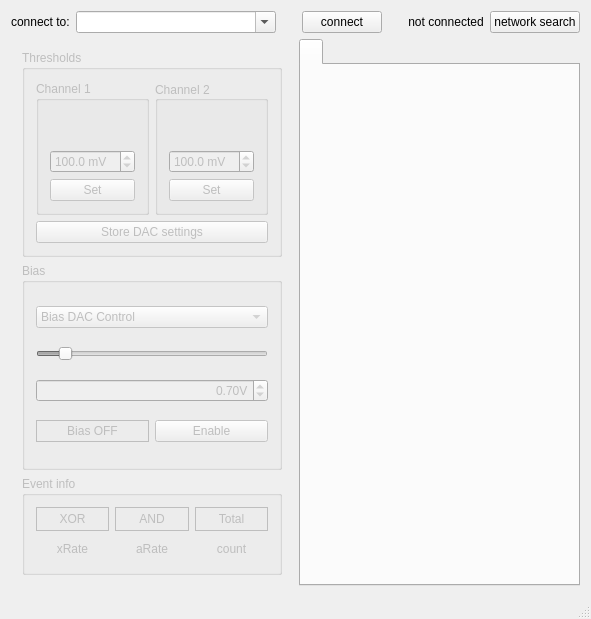
MuonPi/muondetector, file gui/src/mainwindow.ui: the form before one commit.
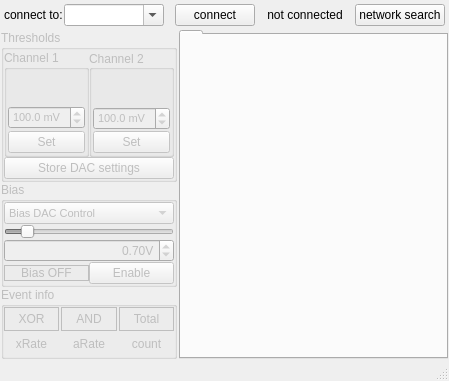
The form after the commit. Custom widgets are drawn as their Qt base class.

Commit message: Started resizing UI elements to fit on smaller devices.

The edit to the form file:
```diff
--- a/gui/src/mainwindow.ui
+++ b/gui/src/mainwindow.ui
@@ -9,8 +9,8 @@
    <rect>
     <x>0</x>
     <y>0</y>
-    <width>588</width>
-    <height>619</height>
+    <width>449</width>
+    <height>381</height>
    </rect>
   </property>
   <property name="windowTitle">
@@ -27,128 +27,81 @@
     </sizepolicy>
    </property>
    <layout class="QGridLayout" name="gridLayout_5">
-    <item row="0" column="0" colspan="2">
-     <layout class="QHBoxLayout" name="horizontalLayout">
-      <item>
-       <widget class="QLabel" name="ipLabel">
-        <property name="text">
-         <string>connect to:</string>
-        </property>
-       </widget>
-      </item>
-      <item>
-       <widget class="QComboBox" name="ipBox">
-        <property name="minimumSize">
-         <size>
-          <width>200</width>
-          <height>22</height>
-         </size>
-        </property>
-        <property name="focusPolicy">
-         <enum>Qt::WheelFocus</enum>
-        </property>
-        <property name="toolTip">
-         <string>&lt;html&gt;&lt;head/&gt;&lt;body&gt;&lt;p&gt;Enter the hostname or IP adress of your MuonPi.&lt;br/&gt;&lt;br/&gt;Recent and found devices are shown in the drop-down menu.&lt;/p&gt;&lt;/body&gt;&lt;/html&gt;</string>
-        </property>
-        <property name="locale">
-         <locale language="English" country="UnitedStates"/>
-        </property>
-        <property name="editable">
-         <bool>true</bool>
-        </property>
-        <property name="currentText">
-         <string notr="true"/>
-        </property>
-        <property name="insertPolicy">
-         <enum>QComboBox::InsertAlphabetically</enum>
-        </property>
-        <property name="minimumContentsLength">
-         <number>1</number>
-        </property>
-       </widget>
-      </item>
-      <item>
-       <spacer name="horizontalSpacer_2">
-        <property name="orientation">
-         <enum>Qt::Horizontal</enum>
-        </property>
-        <property name="sizeType">
-         <enum>QSizePolicy::Fixed</enum>
-        </property>
-        <property name="sizeHint" stdset="0">
-         <size>
-          <width>20</width>
-          <height>20</height>
-         </size>
-        </property>
-       </spacer>
-      </item>
-      <item>
-       <widget class="QPushButton" name="ipButton">
-        <property name="text">
-         <string>connect</string>
-        </property>
-       </widget>
-      </item>
-      <item>
-       <spacer name="horizontalSpacer_4">
-        <property name="orientation">
-         <enum>Qt::Horizontal</enum>
-        </property>
-        <property name="sizeType">
-         <enum>QSizePolicy::Fixed</enum>
-        </property>
-        <property name="sizeHint" stdset="0">
-         <size>
-          <width>20</width>
-          <height>20</height>
-         </size>
-        </property>
-       </spacer>
-      </item>
-      <item>
-       <widget class="QLabel" name="ipStatusLabel">
-        <property name="text">
-         <string>not connected</string>
-        </property>
-        <property name="alignment">
-         <set>Qt::AlignCenter</set>
-        </property>
-       </widget>
-      </item>
-      <item>
-       <spacer name="horizontalSpacer">
-        <property name="orientation">
-         <enum>Qt::Horizontal</enum>
-        </property>
-        <property name="sizeHint" stdset="0">
-         <size>
-          <width>20</width>
-          <height>20</height>
-         </size>
-        </property>
-       </spacer>
-      </item>
-      <item>
-       <widget class="QPushButton" name="networkSearchButton">
-        <property name="toolTip">
-         <string>&lt;html&gt;&lt;head/&gt;&lt;body&gt;&lt;p&gt;Probe the network for active stations (only daemon &amp;gt;=2.1.0).&lt;br/&gt;Found devices will be added to the drop-down menu.&lt;/p&gt;&lt;/body&gt;&lt;/html&gt;</string>
-        </property>
-        <property name="text">
-         <string>network search</string>
-        </property>
-       </widget>
-      </item>
-     </layout>
-    </item>
+    <property name="leftMargin">
+     <number>1</number>
+    </property>
+    <property name="topMargin">
+     <number>1</number>
+    </property>
+    <property name="rightMargin">
+     <number>1</number>
+    </property>
+    <property name="bottomMargin">
+     <number>0</number>
+    </property>
+    <property name="horizontalSpacing">
+     <number>2</number>
+    </property>
+    <property name="verticalSpacing">
+     <number>1</number>
+    </property>
     <item row="1" column="0">
      <widget class="QWidget" name="controlWidget" native="true">
       <property name="enabled">
        <bool>false</bool>
       </property>
+      <property name="sizePolicy">
+       <sizepolicy hsizetype="Maximum" vsizetype="Preferred">
+        <horstretch>1</horstretch>
+        <verstretch>0</verstretch>
+       </sizepolicy>
+      </property>
+      <property name="sizeIncrement">
+       <size>
+        <width>1</width>
+        <height>0</height>
+       </size>
+      </property>
+      <property name="baseSize">
+       <size>
+        <width>200</width>
+        <height>0</height>
+       </size>
+      </property>
       <layout class="QGridLayout" name="gridLayout_4">
+       <property name="leftMargin">
+        <number>0</number>
+       </property>
+       <property name="topMargin">
+        <number>0</number>
+       </property>
+       <property name="rightMargin">
+        <number>0</number>
+       </property>
+       <property name="bottomMargin">
+        <number>0</number>
+       </property>
+       <property name="spacing">
+        <number>0</number>
+       </property>
        <item row="0" column="0">
         <widget class="QGroupBox" name="groupBox">
+         <property name="sizePolicy">
+          <sizepolicy hsizetype="Maximum" vsizetype="Preferred">
+           <horstretch>1</horstretch>
+           <verstretch>0</verstretch>
+          </sizepolicy>
+         </property>
+         <property name="font">
+          <font>
+           <pointsize>9</pointsize>
+           <italic>false</italic>
+           <bold>false</bold>
+           <underline>false</underline>
+           <strikeout>false</strikeout>
+           <kerning>false</kerning>
+          </font>
+         </property>
          <property name="toolTip">
           <string/>
          </property>
@@ -156,8 +109,57 @@
           <string>Thresholds</string>
          </property>
          <layout class="QGridLayout" name="gridLayout_2">
+          <property name="leftMargin">
+           <number>0</number>
+          </property>
+          <property name="topMargin">
+           <number>0</number>
+          </property>
+          <property name="rightMargin">
+           <number>0</number>
+          </property>
+          <property name="bottomMargin">
+           <number>0</number>
+          </property>
+          <property name="spacing">
+           <number>0</number>
+          </property>
           <item row="1" column="0" colspan="2">
            <widget class="QPushButton" name="saveDacButton">
+            <property name="sizePolicy">
+             <sizepolicy hsizetype="Ignored" vsizetype="Preferred">
+              <horstretch>1</horstretch>
+              <verstretch>0</verstretch>
+             </sizepolicy>
+            </property>
+            <property name="minimumSize">
+             <size>
+              <width>0</width>
+              <height>0</height>
+             </size>
+            </property>
+            <property name="maximumSize">
+             <size>
+              <width>16777215</width>
+              <height>16777215</height>
+             </size>
+            </property>
+            <property name="baseSize">
+             <size>
+              <width>0</width>
+              <height>10</height>
+             </size>
+            </property>
+            <property name="font">
+             <font>
+              <pointsize>9</pointsize>
+              <italic>false</italic>
+              <bold>false</bold>
+              <underline>false</underline>
+              <strikeout>false</strikeout>
+              <kerning>false</kerning>
+             </font>
+            </property>
             <property name="toolTip">
              <string>Write Threshold into the DAC memory on the MuonPi HAT.</string>
             </property>
@@ -168,31 +170,96 @@
           </item>
           <item row="0" column="0">
            <widget class="QGroupBox" name="groupBox_4">
+            <property name="sizePolicy">
+             <sizepolicy hsizetype="MinimumExpanding" vsizetype="Preferred">
+              <horstretch>0</horstretch>
+              <verstretch>0</verstretch>
+             </sizepolicy>
+            </property>
+            <property name="minimumSize">
+             <size>
+              <width>85</width>
+              <height>0</height>
+             </size>
+            </property>
+            <property name="baseSize">
+             <size>
+              <width>10</width>
+              <height>0</height>
+             </size>
+            </property>
+            <property name="font">
+             <font>
+              <pointsize>9</pointsize>
+              <italic>false</italic>
+              <bold>false</bold>
+              <underline>false</underline>
+              <strikeout>false</strikeout>
+              <kerning>false</kerning>
+             </font>
+            </property>
             <property name="title">
              <string>Channel 1</string>
             </property>
             <layout class="QVBoxLayout" name="verticalLayout">
+             <property name="spacing">
+              <number>2</number>
+             </property>
+             <property name="leftMargin">
+              <number>1</number>
+             </property>
+             <property name="topMargin">
+              <number>1</number>
+             </property>
+             <property name="rightMargin">
+              <number>1</number>
+             </property>
+             <property name="bottomMargin">
+              <number>1</number>
+             </property>
              <item>
-              <widget class="QwtSlider" name="discr1Slider">
+              <widget class="QwtSlider" name="discr1Slider" native="true">
+               <property name="sizePolicy">
+                <sizepolicy hsizetype="Expanding" vsizetype="Expanding">
+                 <horstretch>0</horstretch>
+                 <verstretch>0</verstretch>
+                </sizepolicy>
+               </property>
+               <property name="baseSize">
+                <size>
+                 <width>200</width>
+                 <height>50</height>
+                </size>
+               </property>
                <property name="toolTip">
                 <string>Threshold for Channel 1 in millivolt [mV].</string>
                </property>
-               <property name="upperBound">
+               <property name="upperBound" stdset="0">
                 <double>1000.000000000000000</double>
                </property>
-               <property name="value">
+               <property name="value" stdset="0">
                 <double>100.000000000000000</double>
                </property>
-               <property name="totalSteps">
+               <property name="totalSteps" stdset="0">
                 <UInt>2000</UInt>
                </property>
-               <property name="scalePosition">
-                <enum>QwtSlider::TrailingScale</enum>
+               <property name="orientation" stdset="0">
+                <number>2</number>
                </property>
               </widget>
              </item>
              <item>
               <widget class="QDoubleSpinBox" name="discr1Edit">
+               <property name="font">
+                <font>
+                 <pointsize>8</pointsize>
+                 <italic>false</italic>
+                 <bold>false</bold>
+                 <underline>false</underline>
+                 <strikeout>false</strikeout>
+                 <kerning>false</kerning>
+                </font>
+               </property>
                <property name="suffix">
                 <string> mV</string>
                </property>
@@ -212,6 +279,16 @@
              </item>
              <item>
               <widget class="QPushButton" name="discr1Save">
+               <property name="font">
+                <font>
+                 <pointsize>9</pointsize>
+                 <italic>false</italic>
+                 <bold>false</bold>
+                 <underline>false</underline>
+                 <strikeout>false</strikeout>
+                 <kerning>false</kerning>
+                </font>
+               </property>
                <property name="toolTip">
                 <string>Set the selected threshold.</string>
                </property>
@@ -225,6 +302,34 @@
           </item>
           <item row="0" column="1">
            <widget class="QGroupBox" name="groupBox_5">
+            <property name="sizePolicy">
+             <sizepolicy hsizetype="MinimumExpanding" vsizetype="Preferred">
+              <horstretch>0</horstretch>
+              <verstretch>0</verstretch>
+             </sizepolicy>
+            </property>
+            <property name="minimumSize">
+             <size>
+              <width>85</width>
+              <height>0</height>
+             </size>
+            </property>
+            <property name="baseSize">
+             <size>
+              <width>10</width>
+              <height>0</height>
+             </size>
+            </property>
+            <property name="font">
+             <font>
+              <pointsize>9</pointsize>
+              <italic>false</italic>
+              <bold>false</bold>
+              <underline>false</underline>
+              <strikeout>false</strikeout>
+              <kerning>false</kerning>
+             </font>
+            </property>
             <property name="title">
              <string>Channel 2</string>
             </property>
@@ -232,27 +337,64 @@
              <set>Qt::AlignLeading|Qt::AlignLeft|Qt::AlignVCenter</set>
             </property>
             <layout class="QVBoxLayout" name="verticalLayout_2">
+             <property name="spacing">
+              <number>1</number>
+             </property>
+             <property name="leftMargin">
+              <number>1</number>
+             </property>
+             <property name="topMargin">
+              <number>1</number>
+             </property>
+             <property name="rightMargin">
+              <number>1</number>
+             </property>
+             <property name="bottomMargin">
+              <number>1</number>
+             </property>
              <item>
-              <widget class="QwtSlider" name="discr2Slider">
+              <widget class="QwtSlider" name="discr2Slider" native="true">
+               <property name="sizePolicy">
+                <sizepolicy hsizetype="MinimumExpanding" vsizetype="Preferred">
+                 <horstretch>0</horstretch>
+                 <verstretch>0</verstretch>
+                </sizepolicy>
+               </property>
+               <property name="baseSize">
+                <size>
+                 <width>200</width>
+                 <height>50</height>
+                </size>
+               </property>
                <property name="toolTip">
                 <string>Threshold for Channel 2 in millivolt [mV].</string>
                </property>
-               <property name="upperBound">
+               <property name="upperBound" stdset="0">
                 <double>1000.000000000000000</double>
                </property>
-               <property name="value">
+               <property name="value" stdset="0">
                 <double>100.000000000000000</double>
                </property>
-               <property name="totalSteps">
+               <property name="totalSteps" stdset="0">
                 <UInt>2000</UInt>
                </property>
-               <property name="scalePosition">
-                <enum>QwtSlider::TrailingScale</enum>
+               <property name="orientation" stdset="0">
+                <number>2</number>
                </property>
               </widget>
              </item>
              <item>
               <widget class="QDoubleSpinBox" name="discr2Edit">
+               <property name="font">
+                <font>
+                 <pointsize>8</pointsize>
+                 <italic>false</italic>
+                 <bold>false</bold>
+                 <underline>false</underline>
+                 <strikeout>false</strikeout>
+                 <kerning>false</kerning>
+                </font>
+               </property>
                <property name="suffix">
                 <string> mV</string>
                </property>
@@ -272,6 +414,16 @@
              </item>
              <item>
               <widget class="QPushButton" name="discr2Save">
+               <property name="font">
+                <font>
+                 <pointsize>9</pointsize>
+                 <italic>false</italic>
+                 <bold>false</bold>
+                 <underline>false</underline>
+                 <strikeout>false</strikeout>
+                 <kerning>false</kerning>
+                </font>
+               </property>
                <property name="toolTip">
                 <string>Set the selected threshold.</string>
                </property>
@@ -288,12 +440,37 @@
        </item>
        <item row="1" column="0">
         <widget class="QGroupBox" name="groupBox_2">
+         <property name="font">
+          <font>
+           <pointsize>9</pointsize>
+          </font>
+         </property>
          <property name="title">
           <string>Bias</string>
          </property>
          <layout class="QGridLayout" name="gridLayout">
+          <property name="leftMargin">
+           <number>0</number>
+          </property>
+          <property name="topMargin">
+           <number>0</number>
+          </property>
+          <property name="rightMargin">
+           <number>0</number>
+          </property>
+          <property name="bottomMargin">
+           <number>0</number>
+          </property>
+          <property name="spacing">
+           <number>0</number>
+          </property>
           <item row="0" column="0" colspan="2">
            <widget class="QComboBox" name="biasControlTypeComboBox">
+            <property name="font">
+             <font>
+              <pointsize>8</pointsize>
+             </font>
+            </property>
             <property name="toolTip">
              <string>Select BIAS control backend.</string>
             </property>
@@ -309,27 +486,14 @@
             </item>
            </widget>
           </item>
-          <item row="1" column="0" colspan="2">
-           <widget class="QSlider" name="biasVoltageSlider">
-            <property name="sizePolicy">
-             <sizepolicy hsizetype="Preferred" vsizetype="Fixed">
-              <horstretch>0</horstretch>
-              <verstretch>0</verstretch>
-             </sizepolicy>
-            </property>
-            <property name="toolTip">
-             <string>&lt;html&gt;&lt;head/&gt;&lt;body&gt;&lt;p&gt;Select bias control voltage.&lt;br/&gt;&lt;br/&gt;See Section P&lt;span style=&quot; font-style:italic;&quot;&gt;arameter&lt;/span&gt; to check the bias voltage.&lt;br/&gt;Lower control voltage =&amp;gt; higher bias voltage.&lt;br/&gt;Higher control volatege =&amp;gt; lower bias voltage.&lt;/p&gt;&lt;/body&gt;&lt;/html&gt;</string>
-            </property>
-            <property name="value">
-             <number>10</number>
-            </property>
-            <property name="orientation">
-             <enum>Qt::Horizontal</enum>
-            </property>
-           </widget>
-          </item>
           <item row="2" column="0" colspan="2">
            <widget class="QDoubleSpinBox" name="biasVoltageDoubleSpinBox">
+            <property name="sizePolicy">
+             <sizepolicy hsizetype="Ignored" vsizetype="Fixed">
+              <horstretch>0</horstretch>
+              <verstretch>0</verstretch>
+             </sizepolicy>
+            </property>
             <property name="toolTip">
              <string>&lt;html&gt;&lt;head/&gt;&lt;body&gt;&lt;p&gt;Select bias control voltage.&lt;br/&gt;&lt;br/&gt;See Section P&lt;span style=&quot; font-style:italic;&quot;&gt;arameter&lt;/span&gt; to check the bias voltage.&lt;br/&gt;Lower control voltage =&amp;gt; higher bias voltage.&lt;br/&gt;Higher control volatege =&amp;gt; lower bias voltage.&lt;/p&gt;&lt;/body&gt;&lt;/html&gt;</string>
             </property>
@@ -350,21 +514,13 @@
             </property>
            </widget>
           </item>
-          <item row="3" column="0">
-           <widget class="QLabel" name="biasPowerLabel">
-            <property name="frameShape">
-             <enum>QFrame::Box</enum>
-            </property>
-            <property name="text">
-             <string>Bias OFF</string>
-            </property>
-            <property name="alignment">
-             <set>Qt::AlignCenter</set>
-            </property>
-           </widget>
-          </item>
           <item row="3" column="1">
            <widget class="QPushButton" name="biasPowerButton">
+            <property name="font">
+             <font>
+              <pointsize>9</pointsize>
+             </font>
+            </property>
             <property name="toolTip">
              <string>Enable/Disable the bias voltage supply.</string>
             </property>
@@ -373,21 +529,82 @@
             </property>
            </widget>
           </item>
+          <item row="1" column="0" colspan="2">
+           <widget class="QSlider" name="biasVoltageSlider">
+            <property name="sizePolicy">
+             <sizepolicy hsizetype="Ignored" vsizetype="Fixed">
+              <horstretch>0</horstretch>
+              <verstretch>0</verstretch>
+             </sizepolicy>
+            </property>
+            <property name="toolTip">
+             <string>&lt;html&gt;&lt;head/&gt;&lt;body&gt;&lt;p&gt;Select bias control voltage.&lt;br/&gt;&lt;br/&gt;See Section P&lt;span style=&quot; font-style:italic;&quot;&gt;arameter&lt;/span&gt; to check the bias voltage.&lt;br/&gt;Lower control voltage =&amp;gt; higher bias voltage.&lt;br/&gt;Higher control volatege =&amp;gt; lower bias voltage.&lt;/p&gt;&lt;/body&gt;&lt;/html&gt;</string>
+            </property>
+            <property name="value">
+             <number>10</number>
+            </property>
+            <property name="orientation">
+             <enum>Qt::Horizontal</enum>
+            </property>
+           </widget>
+          </item>
+          <item row="3" column="0">
+           <widget class="QLabel" name="biasPowerLabel">
+            <property name="sizePolicy">
+             <sizepolicy hsizetype="Minimum" vsizetype="Fixed">
+              <horstretch>0</horstretch>
+              <verstretch>0</verstretch>
+             </sizepolicy>
+            </property>
+            <property name="frameShape">
+             <enum>QFrame::Box</enum>
+            </property>
+            <property name="text">
+             <string>Bias OFF</string>
+            </property>
+            <property name="alignment">
+             <set>Qt::AlignCenter</set>
+            </property>
+           </widget>
+          </item>
          </layout>
         </widget>
        </item>
        <item row="2" column="0">
         <widget class="QGroupBox" name="groupBox_3">
          <property name="sizePolicy">
-          <sizepolicy hsizetype="Preferred" vsizetype="Maximum">
-           <horstretch>0</horstretch>
+          <sizepolicy hsizetype="Expanding" vsizetype="Maximum">
+           <horstretch>1</horstretch>
            <verstretch>0</verstretch>
           </sizepolicy>
          </property>
+         <property name="font">
+          <font>
+           <pointsize>9</pointsize>
+          </font>
+         </property>
          <property name="title">
           <string>Event info</string>
          </property>
          <layout class="QGridLayout" name="gridLayout_3">
+          <property name="leftMargin">
+           <number>0</number>
+          </property>
+          <property name="topMargin">
+           <number>0</number>
+          </property>
+          <property name="rightMargin">
+           <number>0</number>
+          </property>
+          <property name="bottomMargin">
+           <number>0</number>
+          </property>
+          <property name="horizontalSpacing">
+           <number>2</number>
+          </property>
+          <property name="verticalSpacing">
+           <number>1</number>
+          </property>
           <item row="1" column="0">
            <widget class="QLabel" name="rate1">
             <property name="sizePolicy">
@@ -544,6 +761,173 @@
       </layout>
      </widget>
     </item>
+    <item row="0" column="0" colspan="2">
+     <layout class="QHBoxLayout" name="horizontalLayout">
+      <property name="spacing">
+       <number>1</number>
+      </property>
+      <property name="leftMargin">
+       <number>3</number>
+      </property>
+      <property name="topMargin">
+       <number>3</number>
+      </property>
+      <property name="rightMargin">
+       <number>3</number>
+      </property>
+      <property name="bottomMargin">
+       <number>3</number>
+      </property>
+      <item>
+       <widget class="QLabel" name="ipLabel">
+        <property name="font">
+         <font>
+          <pointsize>9</pointsize>
+         </font>
+        </property>
+        <property name="text">
+         <string>connect to:</string>
+        </property>
+       </widget>
+      </item>
+      <item>
+       <widget class="QComboBox" name="ipBox">
+        <property name="sizePolicy">
+         <sizepolicy hsizetype="MinimumExpanding" vsizetype="Fixed">
+          <horstretch>0</horstretch>
+          <verstretch>0</verstretch>
+         </sizepolicy>
+        </property>
+        <property name="minimumSize">
+         <size>
+          <width>100</width>
+          <height>10</height>
+         </size>
+        </property>
+        <property name="focusPolicy">
+         <enum>Qt::WheelFocus</enum>
+        </property>
+        <property name="toolTip">
+         <string>&lt;html&gt;&lt;head/&gt;&lt;body&gt;&lt;p&gt;Enter the hostname or IP adress of your MuonPi.&lt;br/&gt;&lt;br/&gt;Recent and found devices are shown in the drop-down menu.&lt;/p&gt;&lt;/body&gt;&lt;/html&gt;</string>
+        </property>
+        <property name="locale">
+         <locale language="English" country="UnitedStates"/>
+        </property>
+        <property name="editable">
+         <bool>true</bool>
+        </property>
+        <property name="currentText">
+         <string notr="true"/>
+        </property>
+        <property name="insertPolicy">
+         <enum>QComboBox::InsertAlphabetically</enum>
+        </property>
+        <property name="minimumContentsLength">
+         <number>1</number>
+        </property>
+       </widget>
+      </item>
+      <item>
+       <spacer name="horizontalSpacer_2">
+        <property name="orientation">
+         <enum>Qt::Horizontal</enum>
+        </property>
+        <property name="sizeType">
+         <enum>QSizePolicy::Minimum</enum>
+        </property>
+        <property name="sizeHint" stdset="0">
+         <size>
+          <width>10</width>
+          <height>20</height>
+         </size>
+        </property>
+       </spacer>
+      </item>
+      <item>
+       <widget class="QPushButton" name="ipButton">
+        <property name="font">
+         <font>
+          <pointsize>9</pointsize>
+         </font>
+        </property>
+        <property name="text">
+         <string>connect</string>
+        </property>
+       </widget>
+      </item>
+      <item>
+       <spacer name="horizontalSpacer_4">
+        <property name="orientation">
+         <enum>Qt::Horizontal</enum>
+        </property>
+        <property name="sizeType">
+         <enum>QSizePolicy::Maximum</enum>
+        </property>
+        <property name="sizeHint" stdset="0">
+         <size>
+          <width>20</width>
+          <height>20</height>
+         </size>
+        </property>
+       </spacer>
+      </item>
+      <item>
+       <widget class="QLabel" name="ipStatusLabel">
+        <property name="font">
+         <font>
+          <pointsize>9</pointsize>
+         </font>
+        </property>
+        <property name="text">
+         <string>not connected</string>
+        </property>
+        <property name="alignment">
+         <set>Qt::AlignCenter</set>
+        </property>
+       </widget>
+      </item>
+      <item>
+       <spacer name="horizontalSpacer">
+        <property name="orientation">
+         <enum>Qt::Horizontal</enum>
+        </property>
+        <property name="sizeHint" stdset="0">
+         <size>
+          <width>20</width>
+          <height>20</height>
+         </size>
+        </property>
+       </spacer>
+      </item>
+      <item>
+       <widget class="QPushButton" name="networkSearchButton">
+        <property name="sizePolicy">
+         <sizepolicy hsizetype="Minimum" vsizetype="Minimum">
+          <horstretch>0</horstretch>
+          <verstretch>0</verstretch>
+         </sizepolicy>
+        </property>
+        <property name="minimumSize">
+         <size>
+          <width>0</width>
+          <height>10</height>
+         </size>
+        </property>
+        <property name="font">
+         <font>
+          <pointsize>9</pointsize>
+         </font>
+        </property>
+        <property name="toolTip">
+         <string>&lt;html&gt;&lt;head/&gt;&lt;body&gt;&lt;p&gt;Probe the network for active stations (only daemon &amp;gt;=2.1.0).&lt;br/&gt;Found devices will be added to the drop-down menu.&lt;/p&gt;&lt;/body&gt;&lt;/html&gt;</string>
+        </property>
+        <property name="text">
+         <string>network search</string>
+        </property>
+       </widget>
+      </item>
+     </layout>
+    </item>
     <item row="1" column="1">
      <widget class="QTabWidget" name="tabWidget">
       <property name="enabled">
@@ -551,7 +935,7 @@
       </property>
       <property name="sizePolicy">
        <sizepolicy hsizetype="Expanding" vsizetype="Expanding">
-        <horstretch>1</horstretch>
+        <horstretch>10</horstretch>
         <verstretch>0</verstretch>
        </sizepolicy>
       </property>
@@ -561,10 +945,36 @@
         <height>16777215</height>
        </size>
       </property>
+      <property name="sizeIncrement">
+       <size>
+        <width>100</width>
+        <height>0</height>
+       </size>
+      </property>
+      <property name="baseSize">
+       <size>
+        <width>100</width>
+        <height>0</height>
+       </size>
+      </property>
+      <property name="font">
+       <font>
+        <pointsize>8</pointsize>
+       </font>
+      </property>
+      <property name="styleSheet">
+       <string notr="true">QTabBar::tab { height: 5px !important; }</string>
+      </property>
       <property name="usesScrollButtons">
        <bool>true</bool>
       </property>
       <widget class="QWidget" name="widget">
+       <property name="sizePolicy">
+        <sizepolicy hsizetype="MinimumExpanding" vsizetype="MinimumExpanding">
+         <horstretch>0</horstretch>
+         <verstretch>0</verstretch>
+        </sizepolicy>
+       </property>
        <attribute name="title">
         <string/>
        </attribute>
```
The commit also changes 5 other files.
